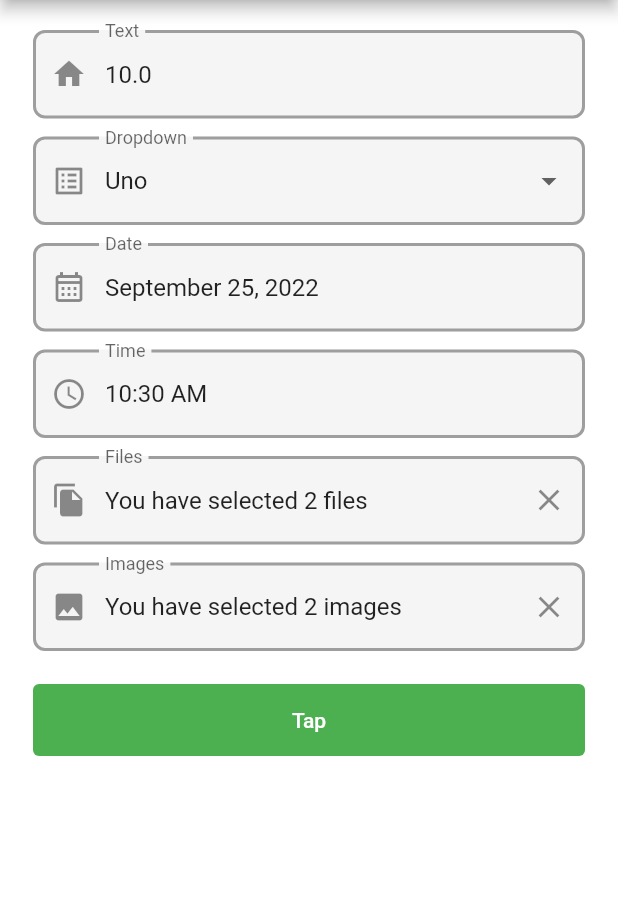
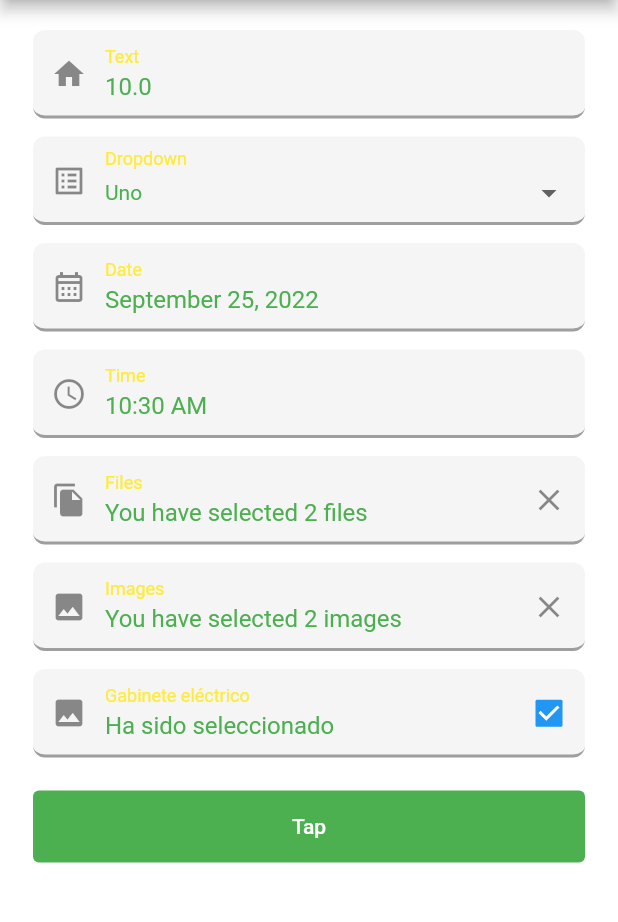
Before and after one commit to Devsoft-Arg/input_form, a Flutter app: the screen it shows after launch, on a phone screen of 412 x 824 dp, the part 84-1006 px from its top. Run offline on Flutter 3.47's test engine with Material 2 defaults, Android fonts, the phone set to English and light mode, and no system bars; our stand-ins replace file_picker; missing offline and left inert: wechat_assets_picker.

Commit message:
feat: add functions

```diff
--- a/example/lib/main.dart
+++ b/example/lib/main.dart
@@ -21,23 +21,26 @@ class InputFormApp extends StatelessWidget {
             nullErrorText: 'You must complete the field',
             notValidErrorText: 'Not valid text',
             inputPadding: const EdgeInsets.only(bottom: 12),
+            style: TextStyle(color: Colors.green),
           ),
           child: Theme(
             data: Theme.of(context).copyWith(
               inputDecorationTheme: InputDecorationTheme(
-                border: OutlineInputBorder(
+                border: UnderlineInputBorder(
                   borderRadius: BorderRadius.circular(8),
                   borderSide: const BorderSide(width: 2, color: Colors.grey),
                 ),
-                enabledBorder: OutlineInputBorder(
+                enabledBorder: UnderlineInputBorder(
                   borderRadius: BorderRadius.circular(8),
                   borderSide: const BorderSide(width: 2, color: Colors.grey),
                 ),
-                focusedBorder: OutlineInputBorder(
+                focusedBorder: UnderlineInputBorder(
                   borderRadius: BorderRadius.circular(8),
                   borderSide: const BorderSide(width: 2),
                 ),
                 filled: true,
+                hintStyle: TextStyle(color: Colors.red),
+                labelStyle: TextStyle(color: Colors.yellow),
               ),
               textButtonTheme: TextButtonThemeData(
                 style: ButtonStyle(
@@ -60,6 +63,7 @@ class InputFormApp extends StatelessWidget {
                 'time': TimeOfDay.now(),
                 'files': const ['file1', 'file2'],
                 'images': const ['image1', 'image2'],
+                'boolean': true,
               },
               child: ListView(
                 padding: const EdgeInsets.symmetric(horizontal: 22),
@@ -71,6 +75,7 @@ class InputFormApp extends StatelessWidget {
                     hint: 'Enter text',
                     icon: Icons.home,
                     type: TextInputType.number,
+                    readOnly: true,
                   ),
                   DropdownInputField<int>(
                     name: 'dropdown',
@@ -118,6 +123,13 @@ class InputFormApp extends StatelessWidget {
                         'You have selected $q image${q > 1 ? 's' : ''}',
                     icon: Icons.image,
                   ),
+                  const CheckboxInputField(
+                    name: 'boolean',
+                    title: 'Gabinete eléctrico',
+                    icon: Icons.image,
+                    hint: 'Ha sido seleccionado',
+                    selectedHint: 'No Ha sido seleccionado',
+                  ),
                   const SizedBox(height: 10),
                   const TextFormButton(
                     text: 'Tap',
```
